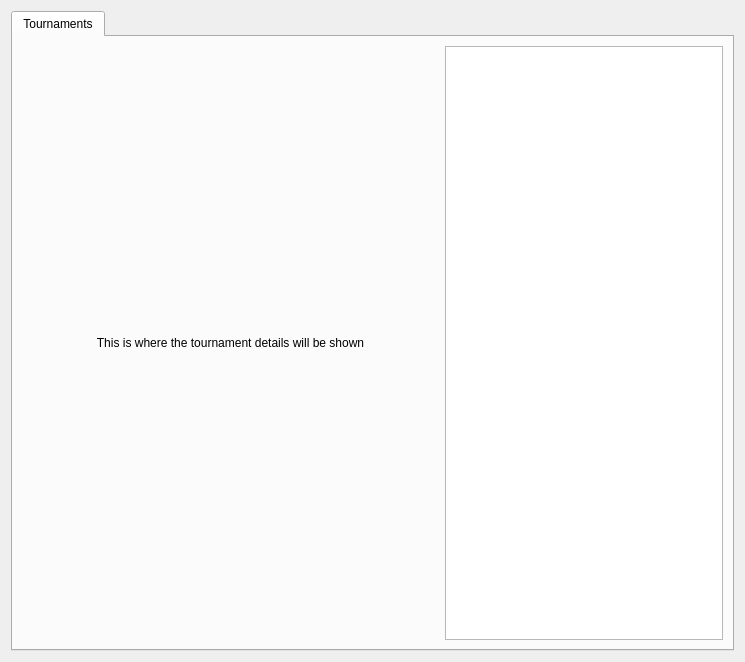
First picture: the form in res/tournaments/tournaments.ui, repository madformuse/client, before the edit.
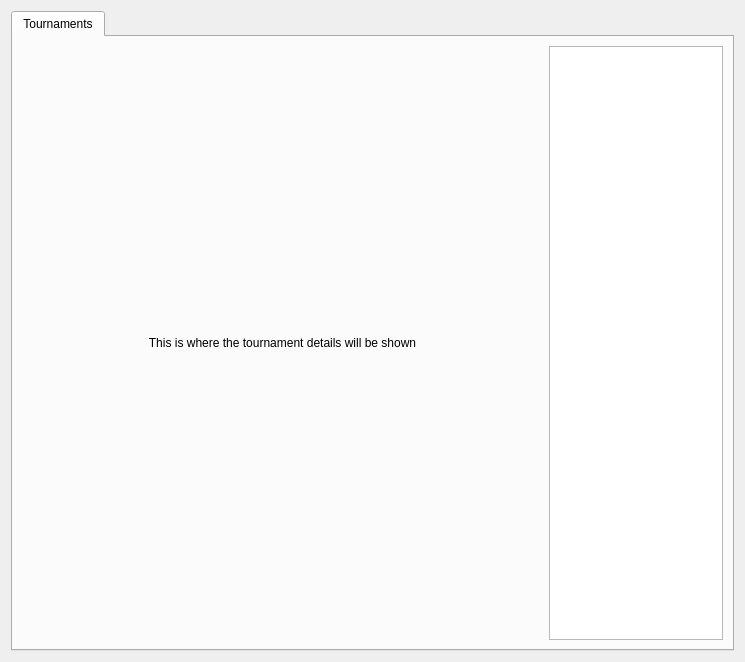
Second picture: the form after the edit.

Patch:
```diff
--- a/res/tournaments/tournaments.ui
+++ b/res/tournaments/tournaments.ui
@@ -50,7 +50,7 @@
         <widget class="QListWidget" name="tourneyList">
          <property name="sizePolicy">
           <sizepolicy hsizetype="Expanding" vsizetype="Expanding">
-           <horstretch>4</horstretch>
+           <horstretch>2</horstretch>
            <verstretch>0</verstretch>
           </sizepolicy>
          </property>
```
Left out of the diff: 2 changed lines with no effect on the pictures.
